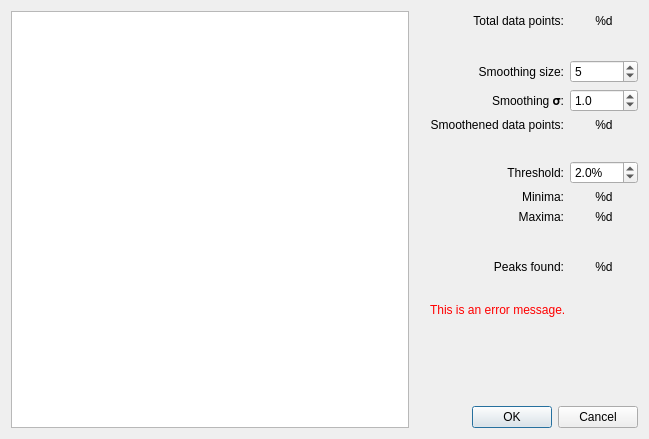
Old version of the form topino/ui/evalangulagramdialog.ui in the repository XXY1227/topino.
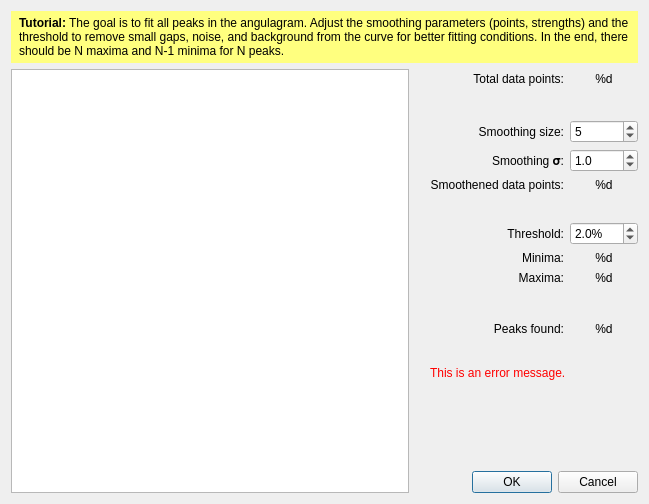
New version of the form. Custom widgets are drawn as their Qt base class.

Commit message: Added two tutorial boxes to imageedit and fitting dialog

Patch:
```diff
--- a/topino/ui/evalangulagramdialog.ui
+++ b/topino/ui/evalangulagramdialog.ui
@@ -7,14 +7,97 @@
     <x>0</x>
     <y>0</y>
     <width>649</width>
-    <height>439</height>
+    <height>504</height>
    </rect>
   </property>
   <property name="windowTitle">
    <string>Peak fitting</string>
   </property>
-  <layout class="QGridLayout" name="gridLayout" rowstretch="0,0,0,0,0,0,0,0,0,0,0,0,0,0,0,0" columnstretch="90,2,10,10">
-   <item row="6" column="3">
+  <layout class="QGridLayout" name="gridLayout" rowstretch="0,0,0,0,0,0,0,0,0,0,0,0,0,0,0,0,0" columnstretch="90,2,10,10">
+   <item row="13" column="2" colspan="2">
+    <spacer name="verticalSpacer_5">
+     <property name="orientation">
+      <enum>Qt::Vertical</enum>
+     </property>
+     <property name="sizeHint" stdset="0">
+      <size>
+       <width>20</width>
+       <height>20</height>
+      </size>
+     </property>
+    </spacer>
+   </item>
+   <item row="1" column="2">
+    <widget class="QLabel" name="label_2">
+     <property name="text">
+      <string>Total data points:</string>
+     </property>
+     <property name="alignment">
+      <set>Qt::AlignRight|Qt::AlignTrailing|Qt::AlignVCenter</set>
+     </property>
+    </widget>
+   </item>
+   <item row="9" column="3">
+    <widget class="QLabel" name="labelMaxima">
+     <property name="text">
+      <string>%d</string>
+     </property>
+     <property name="alignment">
+      <set>Qt::AlignCenter</set>
+     </property>
+    </widget>
+   </item>
+   <item row="3" column="2">
+    <widget class="QLabel" name="label">
+     <property name="text">
+      <string>Smoothing size:</string>
+     </property>
+     <property name="alignment">
+      <set>Qt::AlignRight|Qt::AlignTrailing|Qt::AlignVCenter</set>
+     </property>
+    </widget>
+   </item>
+   <item row="8" column="2">
+    <widget class="QLabel" name="label_6">
+     <property name="text">
+      <string>Minima:</string>
+     </property>
+     <property name="alignment">
+      <set>Qt::AlignRight|Qt::AlignTrailing|Qt::AlignVCenter</set>
+     </property>
+    </widget>
+   </item>
+   <item row="12" column="2">
+    <widget class="QLabel" name="label_7">
+     <property name="text">
+      <string>Peaks found:</string>
+     </property>
+     <property name="alignment">
+      <set>Qt::AlignRight|Qt::AlignTrailing|Qt::AlignVCenter</set>
+     </property>
+    </widget>
+   </item>
+   <item row="8" column="3">
+    <widget class="QLabel" name="labelMinima">
+     <property name="text">
+      <string>%d</string>
+     </property>
+     <property name="alignment">
+      <set>Qt::AlignCenter</set>
+     </property>
+    </widget>
+   </item>
+   <item row="9" column="2">
+    <widget class="QLabel" name="label_8">
+     <property name="text">
+      <string>Maxima:</string>
+     </property>
+     <property name="alignment">
+      <set>Qt::AlignRight|Qt::AlignTrailing|Qt::AlignVCenter</set>
+     </property>
+    </widget>
+   </item>
+   <item row="7" column="3">
     <widget class="QDoubleSpinBox" name="spinThreshold">
      <property name="suffix">
       <string>%</string>
@@ -33,37 +116,7 @@
      </property>
     </widget>
    </item>
-   <item row="4" column="3">
-    <widget class="QLabel" name="labelSmoothenedDataPoints">
-     <property name="text">
-      <string>%d</string>
-     </property>
-     <property name="alignment">
-      <set>Qt::AlignCenter</set>
-     </property>
-    </widget>
-   </item>
-   <item row="7" column="2">
-    <widget class="QLabel" name="label_6">
-     <property name="text">
-      <string>Minima:</string>
-     </property>
-     <property name="alignment">
-      <set>Qt::AlignRight|Qt::AlignTrailing|Qt::AlignVCenter</set>
-     </property>
-    </widget>
-   </item>
-   <item row="8" column="2">
-    <widget class="QLabel" name="label_8">
-     <property name="text">
-      <string>Maxima:</string>
-     </property>
-     <property name="alignment">
-      <set>Qt::AlignRight|Qt::AlignTrailing|Qt::AlignVCenter</set>
-     </property>
-    </widget>
-   </item>
-   <item row="4" column="2">
+   <item row="5" column="2">
     <widget class="QLabel" name="label_5">
      <property name="text">
       <string>Smoothened data points:</string>
@@ -73,7 +126,40 @@
      </property>
     </widget>
    </item>
-   <item row="3" column="3">
+   <item row="1" column="0" rowspan="16">
+    <widget class="QChartView" name="previewView"/>
+   </item>
+   <item row="1" column="3">
+    <widget class="QLabel" name="labelDataPoints">
+     <property name="text">
+      <string>%d</string>
+     </property>
+     <property name="alignment">
+      <set>Qt::AlignCenter</set>
+     </property>
+    </widget>
+   </item>
+   <item row="16" column="1" colspan="3">
+    <widget class="QDialogButtonBox" name="buttonBox">
+     <property name="standardButtons">
+      <set>QDialogButtonBox::Cancel|QDialogButtonBox::Ok</set>
+     </property>
+    </widget>
+   </item>
+   <item row="10" column="2" colspan="2">
+    <spacer name="verticalSpacer_3">
+     <property name="orientation">
+      <enum>Qt::Vertical</enum>
+     </property>
+     <property name="sizeHint" stdset="0">
+      <size>
+       <width>20</width>
+       <height>20</height>
+      </size>
+     </property>
+    </spacer>
+   </item>
+   <item row="4" column="3">
     <widget class="QDoubleSpinBox" name="spinSmoothSigma">
      <property name="decimals">
       <number>1</number>
@@ -89,27 +175,46 @@
      </property>
     </widget>
    </item>
-   <item row="11" column="3">
-    <widget class="QLabel" name="labelNoPeaks">
-     <property name="text">
-      <string>%d</string>
+   <item row="2" column="2" colspan="2">
+    <spacer name="verticalSpacer_2">
+     <property name="orientation">
+      <enum>Qt::Vertical</enum>
      </property>
-     <property name="alignment">
-      <set>Qt::AlignCenter</set>
+     <property name="sizeHint" stdset="0">
+      <size>
+       <width>20</width>
+       <height>20</height>
+      </size>
      </property>
-    </widget>
+    </spacer>
    </item>
-   <item row="7" column="3">
-    <widget class="QLabel" name="labelMinima">
-     <property name="text">
-      <string>%d</string>
+   <item row="1" column="1">
+    <spacer name="horizontalSpacer">
+     <property name="orientation">
+      <enum>Qt::Horizontal</enum>
      </property>
-     <property name="alignment">
-      <set>Qt::AlignCenter</set>
+     <property name="sizeHint" stdset="0">
+      <size>
+       <width>20</width>
+       <height>20</height>
+      </size>
      </property>
-    </widget>
+    </spacer>
    </item>
-   <item row="3" column="2">
+   <item row="15" column="2" colspan="2">
+    <spacer name="verticalSpacer_4">
+     <property name="orientation">
+      <enum>Qt::Vertical</enum>
+     </property>
+     <property name="sizeHint" stdset="0">
+      <size>
+       <width>20</width>
+       <height>80</height>
+      </size>
+     </property>
+    </spacer>
+   </item>
+   <item row="4" column="2">
     <widget class="QLabel" name="label_3">
      <property name="text">
       <string>Smoothing 𝛔:</string>
@@ -119,7 +224,43 @@
      </property>
     </widget>
    </item>
-   <item row="2" column="3">
+   <item row="5" column="3">
+    <widget class="QLabel" name="labelSmoothenedDataPoints">
+     <property name="text">
+      <string>%d</string>
+     </property>
+     <property name="alignment">
+      <set>Qt::AlignCenter</set>
+     </property>
+    </widget>
+   </item>
+   <item row="14" column="2" colspan="2">
+    <widget class="QLabel" name="labelError">
+     <property name="styleSheet">
+      <string notr="true">color:red;</string>
+     </property>
+     <property name="text">
+      <string>This is an error message.</string>
+     </property>
+     <property name="textFormat">
+      <enum>Qt::PlainText</enum>
+     </property>
+     <property name="wordWrap">
+      <bool>true</bool>
+     </property>
+    </widget>
+   </item>
+   <item row="12" column="3">
+    <widget class="QLabel" name="labelNoPeaks">
+     <property name="text">
+      <string>%d</string>
+     </property>
+     <property name="alignment">
+      <set>Qt::AlignCenter</set>
+     </property>
+    </widget>
+   </item>
+   <item row="3" column="3">
     <widget class="QSpinBox" name="spinSmoothSize">
      <property name="minimum">
       <number>1</number>
@@ -132,17 +273,7 @@
      </property>
     </widget>
    </item>
-   <item row="8" column="3">
-    <widget class="QLabel" name="labelMaxima">
-     <property name="text">
-      <string>%d</string>
-     </property>
-     <property name="alignment">
-      <set>Qt::AlignCenter</set>
-     </property>
-    </widget>
-   </item>
-   <item row="5" column="2" colspan="2">
+   <item row="6" column="2" colspan="2">
     <spacer name="verticalSpacer">
      <property name="orientation">
       <enum>Qt::Vertical</enum>
@@ -155,24 +286,7 @@
      </property>
     </spacer>
    </item>
-   <item row="11" column="2">
-    <widget class="QLabel" name="label_7">
-     <property name="text">
-      <string>Peaks found:</string>
-     </property>
-     <property name="alignment">
-      <set>Qt::AlignRight|Qt::AlignTrailing|Qt::AlignVCenter</set>
-     </property>
-    </widget>
-   </item>
-   <item row="15" column="1" colspan="3">
-    <widget class="QDialogButtonBox" name="buttonBox">
-     <property name="standardButtons">
-      <set>QDialogButtonBox::Cancel|QDialogButtonBox::Ok</set>
-     </property>
-    </widget>
-   </item>
-   <item row="6" column="2">
+   <item row="7" column="2">
     <widget class="QLabel" name="label_4">
      <property name="text">
       <string>Threshold:</string>
@@ -182,120 +296,22 @@
      </property>
     </widget>
    </item>
-   <item row="0" column="1">
-    <spacer name="horizontalSpacer">
-     <property name="orientation">
-      <enum>Qt::Horizontal</enum>
-     </property>
-     <property name="sizeHint" stdset="0">
-      <size>
-       <width>20</width>
-       <height>20</height>
-      </size>
-     </property>
-    </spacer>
-   </item>
-   <item row="0" column="0" rowspan="16">
-    <widget class="QChartView" name="previewView"/>
-   </item>
-   <item row="9" column="2" colspan="2">
-    <spacer name="verticalSpacer_3">
-     <property name="orientation">
-      <enum>Qt::Vertical</enum>
-     </property>
-     <property name="sizeHint" stdset="0">
-      <size>
-       <width>20</width>
-       <height>20</height>
-      </size>
-     </property>
-    </spacer>
-   </item>
-   <item row="13" column="2" colspan="2">
-    <widget class="QLabel" name="labelError">
+   <item row="0" column="0" colspan="4">
+    <widget class="QLabel" name="labelTutorial">
      <property name="styleSheet">
-      <string notr="true">color:red;</string>
+      <string notr="true">background-color: rgb(255, 255, 127);
+color: rgb(0, 0, 0);
+padding: 5;
+</string>
      </property>
      <property name="text">
-      <string>This is an error message.</string>
-     </property>
-     <property name="textFormat">
-      <enum>Qt::PlainText</enum>
+      <string>&lt;b&gt;Tutorial:&lt;/b&gt; The goal is to fit all peaks in the angulagram. Adjust the smoothing parameters (points, strengths) and the threshold to remove small gaps, noise, and background from the curve for better fitting conditions. In the end, there should be N maxima and N-1 minima for N peaks.</string>
      </property>
      <property name="wordWrap">
       <bool>true</bool>
      </property>
     </widget>
    </item>
-   <item row="2" column="2">
-    <widget class="QLabel" name="label">
-     <property name="text">
-      <string>Smoothing size:</string>
-     </property>
-     <property name="alignment">
-      <set>Qt::AlignRight|Qt::AlignTrailing|Qt::AlignVCenter</set>
-     </property>
-    </widget>
-   </item>
-   <item row="14" column="2" colspan="2">
-    <spacer name="verticalSpacer_4">
-     <property name="orientation">
-      <enum>Qt::Vertical</enum>
-     </property>
-     <property name="sizeHint" stdset="0">
-      <size>
-       <width>20</width>
-       <height>80</height>
-      </size>
-     </property>
-    </spacer>
-   </item>
-   <item row="1" column="2" colspan="2">
-    <spacer name="verticalSpacer_2">
-     <property name="orientation">
-      <enum>Qt::Vertical</enum>
-     </property>
-     <property name="sizeHint" stdset="0">
-      <size>
-       <width>20</width>
-       <height>20</height>
-      </size>
-     </property>
-    </spacer>
-   </item>
-   <item row="0" column="2">
-    <widget class="QLabel" name="label_2">
-     <property name="text">
-      <string>Total data points:</string>
-     </property>
-     <property name="alignment">
-      <set>Qt::AlignRight|Qt::AlignTrailing|Qt::AlignVCenter</set>
-     </property>
-    </widget>
-   </item>
-   <item row="0" column="3">
-    <widget class="QLabel" name="labelDataPoints">
-     <property name="text">
-      <string>%d</string>
-     </property>
-     <property name="alignment">
-      <set>Qt::AlignCenter</set>
-     </property>
-    </widget>
-   </item>
-   <item row="12" column="2" colspan="2">
-    <spacer name="verticalSpacer_5">
-     <property name="orientation">
-      <enum>Qt::Vertical</enum>
-     </property>
-     <property name="sizeHint" stdset="0">
-      <size>
-       <width>20</width>
-       <height>20</height>
-      </size>
-     </property>
-    </spacer>
-   </item>
   </layout>
  </widget>
  <customwidgets>
```
The commit also changes 1 other file.
